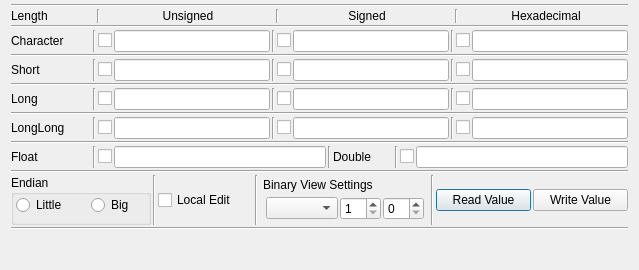
Before: the Qt Designer form source/binary_values_view.ui in Rolloke/GUI-Apps, drawn with Qt 5.
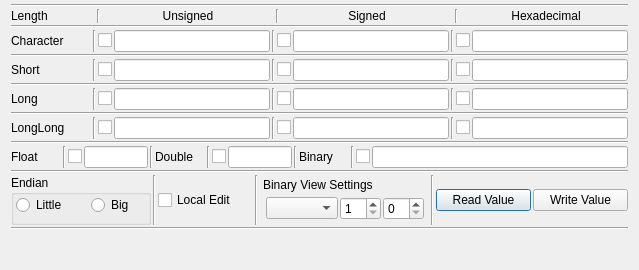
After: the same form once the commit is applied.

Commit message: implemented binary type display

Patch:
```diff
--- a/source/binary_values_view.ui
+++ b/source/binary_values_view.ui
@@ -481,7 +481,7 @@
       <widget class="QLabel" name="labelFloat">
        <property name="minimumSize">
         <size>
-         <width>80</width>
+         <width>50</width>
          <height>0</height>
         </size>
        </property>
@@ -505,7 +505,14 @@
       </widget>
      </item>
      <item>
-      <widget class="QLineEdit" name="edtFloat"/>
+      <widget class="QLineEdit" name="edtFloat">
+       <property name="sizePolicy">
+        <sizepolicy hsizetype="Expanding" vsizetype="Fixed">
+         <horstretch>1</horstretch>
+         <verstretch>0</verstretch>
+        </sizepolicy>
+       </property>
+      </widget>
      </item>
      <item>
       <widget class="Line" name="lineFloatingPoint">
@@ -518,7 +525,7 @@
       <widget class="QLabel" name="labelDouble">
        <property name="minimumSize">
         <size>
-         <width>60</width>
+         <width>50</width>
          <height>0</height>
         </size>
        </property>
@@ -542,7 +549,58 @@
       </widget>
      </item>
      <item>
-      <widget class="QLineEdit" name="edtDouble"/>
+      <widget class="QLineEdit" name="edtDouble">
+       <property name="sizePolicy">
+        <sizepolicy hsizetype="Expanding" vsizetype="Fixed">
+         <horstretch>1</horstretch>
+         <verstretch>0</verstretch>
+        </sizepolicy>
+       </property>
+      </widget>
+     </item>
+     <item>
+      <widget class="Line" name="line_25">
+       <property name="orientation">
+        <enum>Qt::Vertical</enum>
+       </property>
+      </widget>
+     </item>
+     <item>
+      <widget class="QLabel" name="labelBinary">
+       <property name="minimumSize">
+        <size>
+         <width>50</width>
+         <height>0</height>
+        </size>
+       </property>
+       <property name="text">
+        <string>Binary</string>
+       </property>
+      </widget>
+     </item>
+     <item>
+      <widget class="Line" name="line_26">
+       <property name="orientation">
+        <enum>Qt::Vertical</enum>
+       </property>
+      </widget>
+     </item>
+     <item>
+      <widget class="QCheckBox" name="checkBinary">
+       <property name="text">
+        <string/>
+       </property>
+      </widget>
+     </item>
+     <item>
+      <widget class="QLineEdit" name="edtBinary">
+       <property name="sizePolicy">
+        <sizepolicy hsizetype="Expanding" vsizetype="Fixed">
+         <horstretch>4</horstretch>
+         <verstretch>0</verstretch>
+        </sizepolicy>
+       </property>
+      </widget>
      </item>
     </layout>
    </item>
```
The commit also changes 5 other files.
